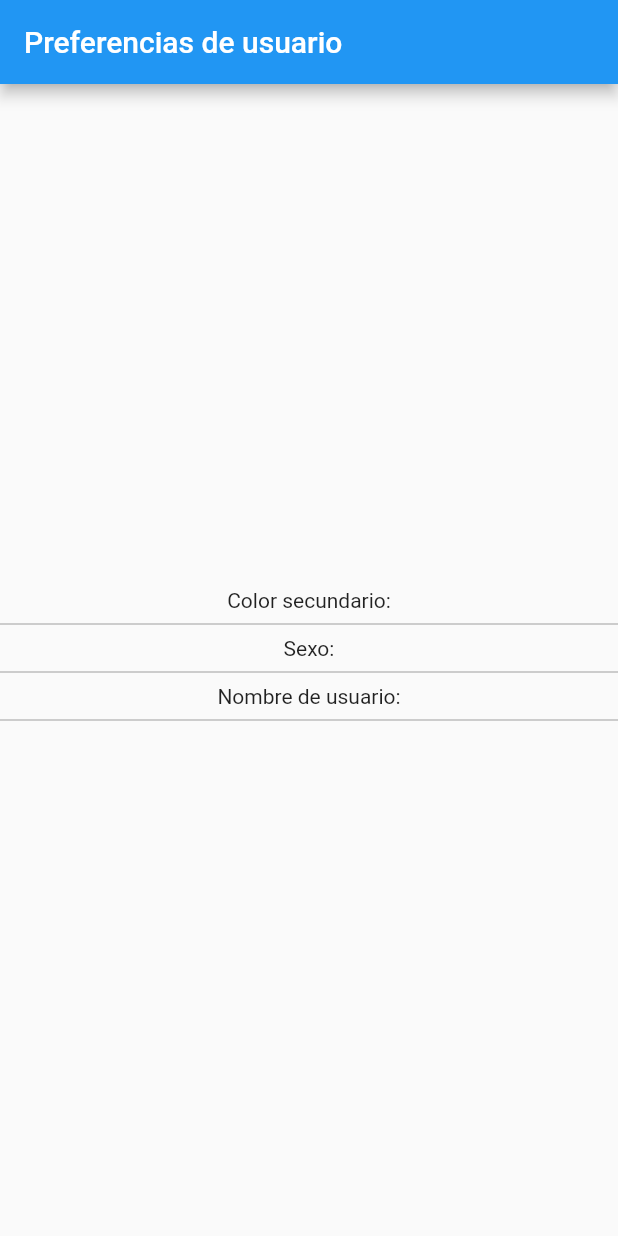
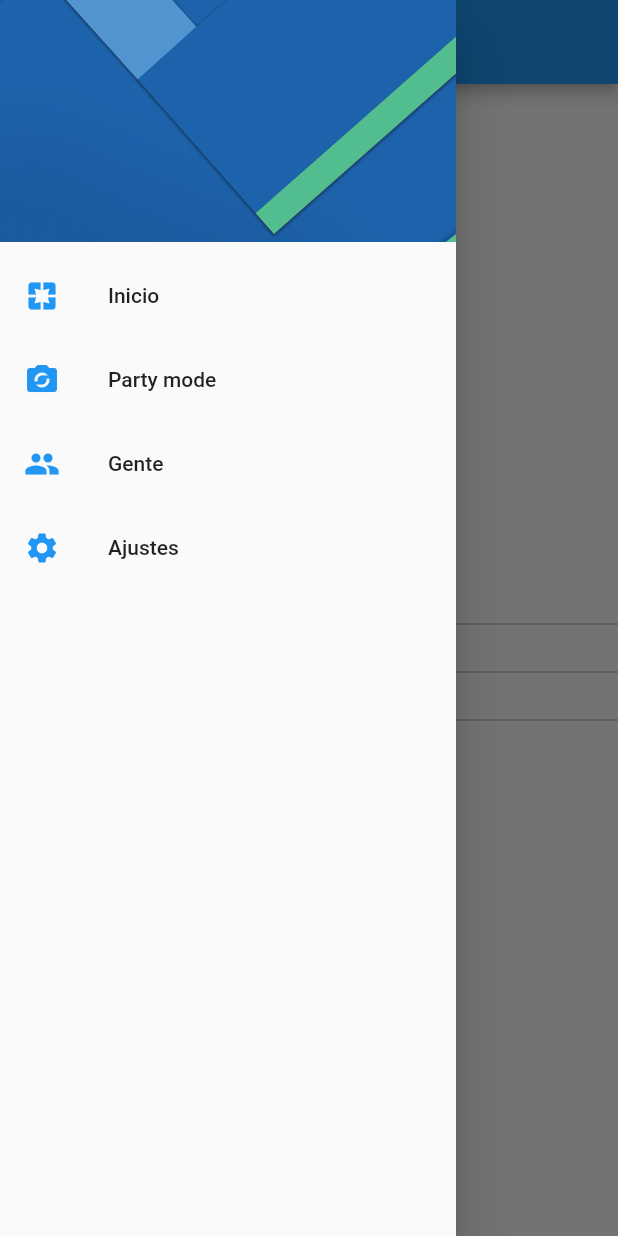
Before and after one commit to feguedi/preferencias-flutter, a Flutter app: the screen it shows after launch, with the side drawer open (before the commit the screen has no drawer), on a phone screen of 412 x 824 dp. Run offline on Flutter 3.47's test engine with Material 2 defaults, Android fonts, the phone set to English and light mode, and no system bars.

```diff
--- a/lib/main.dart
+++ b/lib/main.dart
@@ -8,6 +8,7 @@ class MyApp extends StatelessWidget {
   @override
   Widget build(BuildContext context) {
     return MaterialApp(
+      debugShowCheckedModeBanner: false,
       title: 'Preferencias',
       initialRoute: HomePage.routeName,
       routes: {
--- a/lib/src/pages/home_page.dart
+++ b/lib/src/pages/home_page.dart
@@ -1,4 +1,6 @@
 import 'package:flutter/material.dart';
+
+import 'package:preferencias_usuario_app/src/widgets/widgets.dart';
 
 class HomePage extends StatelessWidget {
   static String routeName = 'home';
@@ -9,6 +11,7 @@ class HomePage extends StatelessWidget {
       appBar: AppBar(
         title: Text('Preferencias de usuario'),
       ),
+      drawer: MenuWidget(),
       body: Column(
         mainAxisAlignment: MainAxisAlignment.center,
         children: [
--- a/lib/src/pages/settings_page.dart
+++ b/lib/src/pages/settings_page.dart
@@ -1,4 +1,5 @@
 import 'package:flutter/material.dart';
+import 'package:preferencias_usuario_app/src/widgets/widgets.dart';
 
 class SettingsPage extends StatefulWidget {
   static String routeName = 'settings';
@@ -10,6 +11,15 @@ class SettingsPage extends StatefulWidget {
 class _SettingsPageState extends State<SettingsPage> {
   @override
   Widget build(BuildContext context) {
-    return Container();
+    return Scaffold(
+      appBar: AppBar(
+        title: Text('Ajustes'),
+        centerTitle: true,
+      ),
+      drawer: MenuWidget(),
+      body: Center(
+        child: Text('Ajustes'),
+      ),
+    );
   }
 }
--- /dev/null
+++ b/lib/src/widgets/menu_widget.dart
@@ -0,0 +1,63 @@
+import 'package:flutter/material.dart';
+
+import 'package:preferencias_usuario_app/src/pages/pages.dart';
+
+class MenuWidget extends StatelessWidget {
+  @override
+  Widget build(BuildContext context) {
+    return Drawer(
+      child: ListView(
+        padding: EdgeInsets.zero,
+        children: [
+          DrawerHeader(
+            child: Container(),
+            decoration: BoxDecoration(
+              image: DecorationImage(
+                image: AssetImage('assets/menu-img.jpg'),
+                fit: BoxFit.cover,
+              ),
+            ),
+          ),
+          ListTile(
+            leading: Icon(
+              Icons.pages,
+              color: Colors.blue,
+            ),
+            title: Text('Inicio'),
+            onTap: () {
+              Navigator.pushReplacementNamed(context, HomePage.routeName);
+            },
+          ),
+          ListTile(
+            leading: Icon(
+              Icons.party_mode,
+              color: Colors.blue,
+            ),
+            title: Text('Party mode'),
+            onTap: () {},
+          ),
+          ListTile(
+            leading: Icon(
+              Icons.people,
+              color: Colors.blue,
+            ),
+            title: Text('Gente'),
+            onTap: () {},
+          ),
+          ListTile(
+            leading: Icon(
+              Icons.settings,
+              color: Colors.blue,
+            ),
+            title: Text('Ajustes'),
+            onTap: () {
+              // Navigator.pop(context);
+              // Navigator.pushNamed(context, SettingsPage.routeName);
+              Navigator.pushReplacementNamed(context, SettingsPage.routeName);
+            },
+          ),
+        ],
+      ),
+    );
+  }
+}
--- /dev/null
+++ b/lib/src/widgets/widgets.dart
@@ -0,0 +1 @@
+export 'package:preferencias_usuario_app/src/widgets/menu_widget.dart';
```
Also changed, not shown: pubspec.yaml (+3 -6 lines), assets/menu-img.jpg (added).
